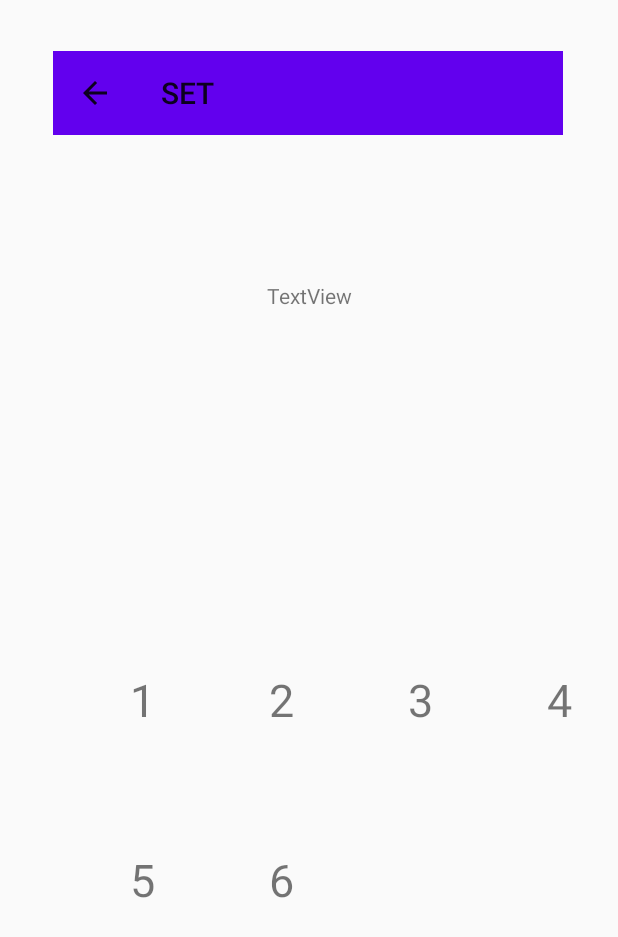
After one commit to sssinha0/Quizapp, an Android app: the Set screen opened directly, with no data from a screen before it, on a phone screen of 412 x 824 dp. The commit adds this screen. Shown: the top 937 px of the screen. Run offline under Robolectric (Android 15) with nearby library versions, the phone set to English and light mode, and no system bars; Roboto replaces fonts that are not available here.

Commit message:
"splash ,facebook"

```diff
--- a/app/build.gradle
+++ b/app/build.gradle
@@ -37,7 +37,7 @@ dependencies {
     annotationProcessor 'com.github.bumptech.glide:compiler:4.11.0'
     androidTestImplementation 'androidx.test.ext:junit:1.1.2'
     androidTestImplementation 'androidx.test.espresso:espresso-core:3.3.0'
-    implementation 'com.facebook.android:facebook-android-sdk:[4,5)'
+    implementation 'com.facebook.android:facebook-android-sdk:4.42.0'
     implementation 'com.google.android.gms:play-services-auth:18.1.0'
 
 }
--- a/app/src/main/AndroidManifest.xml
+++ b/app/src/main/AndroidManifest.xml
@@ -11,7 +11,10 @@
         android:roundIcon="@mipmap/ic_launcher_round"
         android:supportsRtl="true"
         android:theme="@style/AppTheme">
-        <activity android:name=".profile_detail"></activity>
+        <activity android:name=".QuestionActivity"></activity>
+        <activity android:name=".Set" />
+        <activity android:name=".Descrpion_Grid" />
+        <activity android:name=".profile_detail" />
         <activity android:name=".Quiz_play" />
         <activity android:name=".Quiz_descrption" />
         <activity android:name=".Signup" />
--- /dev/null
+++ b/app/src/main/java/com/example/quizapp/Set.java
@@ -0,0 +1,39 @@
+package com.example.quizapp;
+
+import androidx.annotation.NonNull;
+import androidx.appcompat.app.AppCompatActivity;
+import androidx.appcompat.widget.Toolbar;
+
+import android.os.Bundle;
+import android.view.MenuItem;
+import android.widget.GridView;
+
+
+
+public class Set extends AppCompatActivity {
+    Toolbar toolbar;
+    GridView setgridview;
+    @Override
+    protected void onCreate(Bundle savedInstanceState) {
+        super.onCreate(savedInstanceState);
+        setContentView(R.layout.activity_set);
+        toolbar=findViewById(R.id.settoolbar);
+        setSupportActionBar(toolbar);
+        getSupportActionBar().setTitle("SET");
+        getSupportActionBar().setDisplayHomeAsUpEnabled(true);
+        setgridview=findViewById(R.id.setgrid);
+        setAdapter adapter=new setAdapter(6);
+        setgridview.setAdapter(adapter);
+
+
+    }
+
+    @Override
+    public boolean onOptionsItemSelected(@NonNull MenuItem item) {
+
+        if(item.getItemId()==android.R.id.home){
+            Set.this.finish();
+        }
+        return super.onOptionsItemSelected(item);
+    }
+}
--- /dev/null
+++ b/app/src/main/java/com/example/quizapp/setAdapter.java
@@ -0,0 +1,50 @@
+package com.example.quizapp;
+
+import android.content.Intent;
+import android.view.LayoutInflater;
+import android.view.View;
+import android.view.ViewGroup;
+import android.widget.BaseAdapter;
+import android.widget.TextView;
+
+public class setAdapter extends BaseAdapter {
+private  int numofset;
+
+    public setAdapter(int numofset) {
+        this.numofset = numofset;
+    }
+
+    @Override
+    public int getCount() {
+        return numofset;
+    }
+
+    @Override
+    public Object getItem(int i) {
+        return null;
+    }
+
+    @Override
+    public long getItemId(int i) {
+        return 0;
+    }
+
+    @Override
+    public View getView(int i, View view, final ViewGroup viewGroup) {
+        View view1;
+        if(view==null){
+            view1= LayoutInflater.from(viewGroup.getContext()).inflate(R.layout.set_layout,viewGroup,false);
+
+        }else
+            view1=view;
+        view1.setOnClickListener(new View.OnClickListener() {
+            @Override
+            public void onClick(View view) {
+                Intent intent=new Intent(viewGroup.getContext(),QuestionActivity.class);
+                viewGroup.getContext().startActivity(intent);
+            }
+        });
+        ((TextView) view1.findViewById(R.id.setnum)).setText(String.valueOf(i+1));
+        return view1;
+    }
+}
--- a/app/src/main/res/layout/activity_quiz_descrption.xml
+++ b/app/src/main/res/layout/activity_quiz_descrption.xml
@@ -21,13 +21,15 @@
         app:layout_constraintEnd_toEndOf="parent"
         app:layout_constraintStart_toStartOf="parent"
         app:layout_constraintTop_toTopOf="parent"
-        app:layout_constraintVertical_bias="0.012" />
+        app:layout_constraintVertical_bias="0.012"
+        android:paddingStart="20dp"
+        android:paddingEnd="10dp" />
 
     <Button
         android:id="@+id/playquiz"
         android:layout_width="126dp"
         android:layout_height="63dp"
-        android:text="Let's Play"
+        android:text="@string/let_s_play"
         app:layout_constraintBottom_toBottomOf="parent"
         app:layout_constraintEnd_toEndOf="parent"
         app:layout_constraintHorizontal_bias="0.498"
--- /dev/null
+++ b/app/src/main/res/layout/activity_set.xml
@@ -0,0 +1,54 @@
+<?xml version="1.0" encoding="utf-8"?>
+<androidx.constraintlayout.widget.ConstraintLayout xmlns:android="http://schemas.android.com/apk/res/android"
+    xmlns:app="http://schemas.android.com/apk/res-auto"
+    xmlns:tools="http://schemas.android.com/tools"
+    android:layout_width="match_parent"
+    android:layout_height="match_parent"
+    tools:context=".Set">
+
+    <TextView
+        android:id="@+id/textView3"
+        android:layout_width="412dp"
+        android:layout_height="108dp"
+        android:gravity="center"
+        android:text="TextView"
+        app:layout_constraintBottom_toBottomOf="parent"
+        app:layout_constraintEnd_toEndOf="parent"
+        app:layout_constraintHorizontal_bias="1.0"
+        app:layout_constraintStart_toStartOf="parent"
+        app:layout_constraintTop_toBottomOf="@+id/settoolbar"
+        app:layout_constraintVertical_bias="0.085" />
+
+    <GridView
+        android:id="@+id/setgrid"
+        android:layout_width="0dp"
+        android:layout_height="374dp"
+        android:layout_margin="20dp"
+        android:numColumns="4"
+        app:layout_constraintHorizontal_weight="1"
+        app:layout_constraintVertical_weight="1"
+        app:layout_constraintBottom_toBottomOf="parent"
+        app:layout_constraintEnd_toEndOf="parent"
+        app:layout_constraintHorizontal_bias="0.384"
+        app:layout_constraintStart_toStartOf="parent"
+        app:layout_constraintTop_toTopOf="parent"
+        app:layout_constraintVertical_bias="0.943">
+
+    </GridView>
+
+    <androidx.appcompat.widget.Toolbar
+        android:id="@+id/settoolbar"
+        android:layout_width="340dp"
+        android:layout_height="wrap_content"
+        android:background="?attr/colorPrimary"
+        android:minHeight="?attr/actionBarSize"
+        android:theme="?attr/actionBarTheme"
+
+        app:layout_constraintBottom_toBottomOf="parent"
+        app:layout_constraintEnd_toEndOf="parent"
+        app:layout_constraintHorizontal_bias="0.492"
+        app:layout_constraintStart_toStartOf="parent"
+        app:layout_constraintTop_toTopOf="parent"
+        app:layout_constraintVertical_bias="0.044" />
+
+</androidx.constraintlayout.widget.ConstraintLayout>
--- /dev/null
+++ b/app/src/main/res/layout/set_layout.xml
@@ -0,0 +1,17 @@
+<?xml version="1.0" encoding="utf-8"?>
+<LinearLayout xmlns:android="http://schemas.android.com/apk/res/android"
+    android:layout_width="150dp"
+    android:layout_height="120dp"
+    android:layout_weight="1"
+    android:gravity="center"
+
+    android:orientation="vertical">
+
+    <TextView
+        android:id="@+id/setnum"
+        android:layout_width="match_parent"
+        android:layout_height="match_parent"
+        android:gravity="center"
+        android:text="1"
+        android:textSize="30sp" />
+</LinearLayout>
--- a/app/src/main/res/values/strings.xml
+++ b/app/src/main/res/values/strings.xml
@@ -7,4 +7,5 @@
     <string name="fb_login_protocol_scheme">fb718817428700490</string>
     <string name="textview">TextView</string>
     <string name="dec">There will 10 question in this quiz. For each correct answer you will be awarded with 1 marks.After complete the quiz you can see your score</string>
+    <string name="let_s_play">Let\'s Play</string>
 </resources>
```
Also changed, not shown: app/src/main/java/com/example/quizapp/Descrpion_Grid.java (added, +45 -0 lines), app/src/main/java/com/example/quizapp/GridAdapter.java (added, +59 -0 lines), app/src/main/java/com/example/quizapp/QuestionActivity.java (added, +14 -0 lines), app/src/main/java/com/example/quizapp/Quiz_descrption.java (+5 -5 lines), app/src/main/java/com/example/quizapp/Quiz_play.java (+7 -7 lines), app/src/main/java/com/example/quizapp/Signup.java (+69 -9 lines), app/src/main/java/com/example/quizapp/profile_detail.java (+5 -5 lines), app/src/main/res/layout/activity_question.xml (added, +96 -0 lines), app/src/main/res/layout/descrpion_grid.xml (added, +41 -0 lines), app/src/main/res/layout/layout_grid.xml (added, +17 -0 lines).
